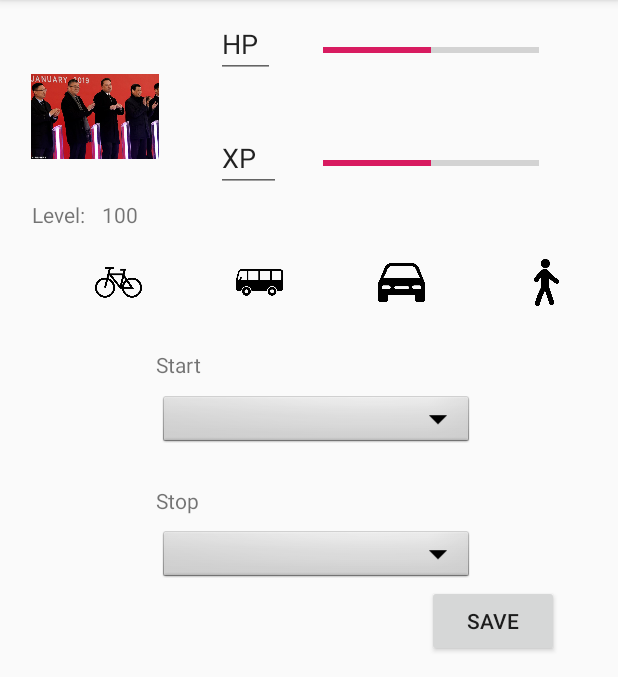
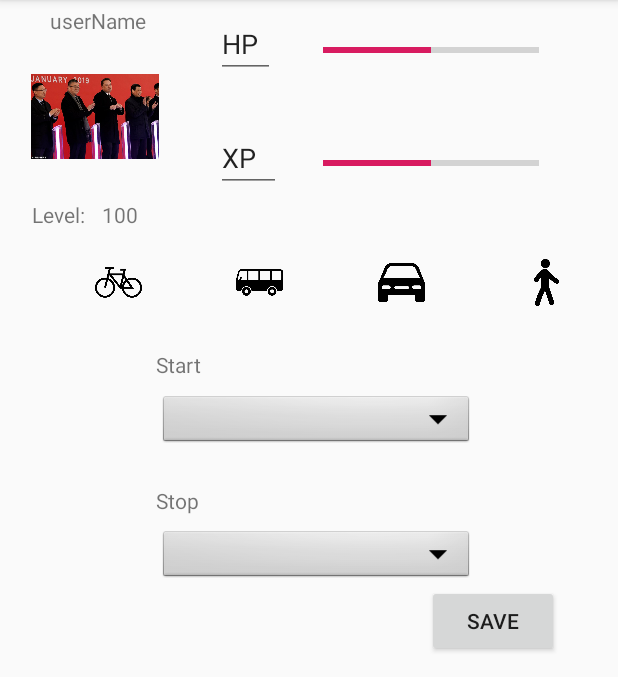
Before and after one commit to tatoalo/USI_Hackaton_2019, an Android app: the screen it shows after launch (MainActivity), on a phone screen of 412 x 824 dp, the part 84-761 px from its top. Run offline under Robolectric (Android 15) with nearby library versions, the phone set to English and light mode, and no system bars; our stand-ins replace Picasso, Volley; network calls fail; pictures from the network do not load.

Commit message:
Updated Layout
The boat is going down

```diff
--- a/frontend/USIHackaton2019/app/src/main/java/com/tatoalo/usihackaton2019/MainActivity.java
+++ b/frontend/USIHackaton2019/app/src/main/java/com/tatoalo/usihackaton2019/MainActivity.java
@@ -50,7 +50,7 @@ public class MainActivity extends AppCompatActivity {//implements View.OnClickLi
     Button btnSaveData;
     EditText NO2, NO, O3, PM10;
     String dataTypeChoosen = "";
-    TextView  monsterLevelValue;
+    TextView  monsterLevelValue, username;
 
     @Override
     protected void onCreate(Bundle savedInstanceState) {
@@ -58,6 +58,8 @@ public class MainActivity extends AppCompatActivity {//implements View.OnClickLi
         setContentView(R.layout.activity_main);
 
         btnSaveData = (Button) findViewById(R.id.btnSave);
+
+        username = (TextView) findViewById(R.id.userName);
 
         hp = (EditText) findViewById(R.id.hp);
         xp = (EditText) findViewById(R.id.xp);
@@ -192,6 +194,7 @@ public class MainActivity extends AppCompatActivity {//implements View.OnClickLi
                             xpValueString =  json2.get("xp").toString();
                             maxValueXp =  json2.get("xp_required").toString();
                             levelValue.setText(json2.get("lvl").toString());
+                            username.setText(json.get("name").toString());
                             xpValue.setMax(Integer.parseInt(maxValueXp));
                             hpValue.setProgress(Integer.parseInt(hpValueString), true);
                             xpValue.setProgress(Integer.parseInt(xpValueString), true);
--- a/frontend/USIHackaton2019/app/src/main/res/layout/activity_main.xml
+++ b/frontend/USIHackaton2019/app/src/main/res/layout/activity_main.xml
@@ -363,4 +363,16 @@
         app:layout_constraintStart_toEndOf="@+id/levelLabel"
         app:layout_constraintTop_toBottomOf="@+id/playerImg" />
 
+    <TextView
+        android:id="@+id/userName"
+        android:layout_width="wrap_content"
+        android:layout_height="wrap_content"
+        android:layout_marginStart="33dp"
+        android:layout_marginTop="4dp"
+        android:layout_marginBottom="5dp"
+        android:text="userName"
+        app:layout_constraintBottom_toTopOf="@+id/playerImg"
+        app:layout_constraintStart_toStartOf="parent"
+        app:layout_constraintTop_toTopOf="parent" />
+
 </androidx.constraintlayout.widget.ConstraintLayout>
```
